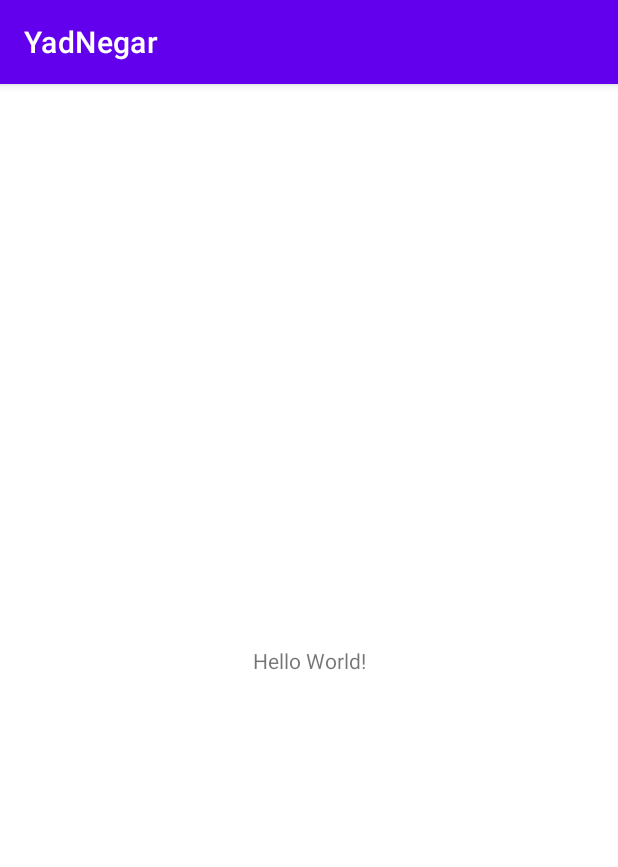
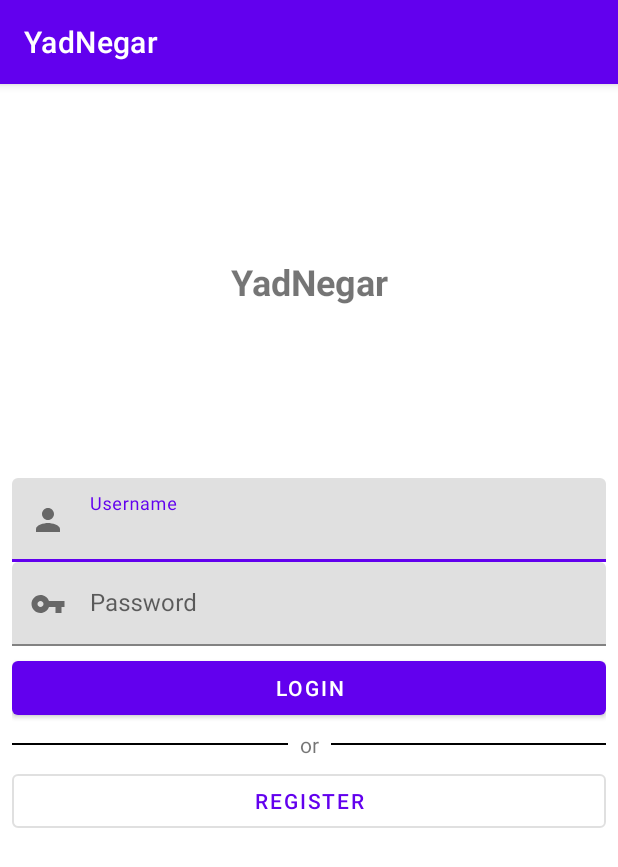
Before and after one commit to TahaJahani/YadNegar, an Android app: the screen it shows after launch (MainActivity), on a phone screen of 412 x 824 dp. Shown: the top 867 px of the screen. Run offline under Robolectric (Android 15) with nearby library versions, the phone set to English and light mode, and no system bars.

Commit message:
login fragment added

```diff
--- a/app/build.gradle
+++ b/app/build.gradle
@@ -33,6 +33,7 @@ dependencies {
     implementation 'androidx.appcompat:appcompat:1.2.0'
     implementation 'com.google.android.material:material:1.3.0'
     implementation 'androidx.constraintlayout:constraintlayout:2.0.4'
+    implementation 'androidx.legacy:legacy-support-v4:1.0.0'
     testImplementation 'junit:junit:4.+'
     androidTestImplementation 'androidx.test.ext:junit:1.1.2'
     androidTestImplementation 'androidx.test.espresso:espresso-core:3.3.0'
--- /dev/null
+++ b/app/src/main/java/ir/taha7900/yadnegar/LoginFragment.java
@@ -0,0 +1,68 @@
+package ir.taha7900.yadnegar;
+
+import android.content.Context;
+import android.os.Bundle;
+
+import androidx.annotation.NonNull;
+import androidx.fragment.app.Fragment;
+
+import android.view.LayoutInflater;
+import android.view.View;
+import android.view.ViewGroup;
+
+import com.google.android.material.button.MaterialButton;
+import com.google.android.material.textfield.TextInputEditText;
+
+public class LoginFragment extends Fragment implements View.OnClickListener {
+
+    private TextInputEditText usernameInput;
+    private TextInputEditText passwordInput;
+    private MaterialButton loginButton;
+    private MaterialButton registerButton;
+    private MainActivity context;
+
+    public LoginFragment() {
+        // Required empty public constructor
+    }
+
+    public static LoginFragment newInstance() {
+        return new LoginFragment();
+    }
+
+    @Override
+    public void onCreate(Bundle savedInstanceState) {
+        super.onCreate(savedInstanceState);
+    }
+
+    @Override
+    public View onCreateView(LayoutInflater inflater, ViewGroup container,
+                             Bundle savedInstanceState) {
+        View view = inflater.inflate(R.layout.fragment_login, container, false);
+        usernameInput = view.findViewById(R.id.usernameInput);
+        passwordInput = view.findViewById(R.id.passwordInput);
+        loginButton = view.findViewById(R.id.loginButton);
+        registerButton = view.findViewById(R.id.registerButton);
+        loginButton.setOnClickListener(this::loginClicked);
+        registerButton.setOnClickListener(this::registerClicked);
+        return view;
+    }
+
+    @Override
+    public void onAttach(@NonNull Context context) {
+        super.onAttach(context);
+        this.context = (MainActivity) context;
+    }
+
+    @Override
+    public void onClick(View view) {
+
+    }
+
+    public void registerClicked(View view) {
+
+    }
+
+    public void loginClicked(View view) {
+        //TODO: completed
+    }
+}
--- a/app/src/main/java/ir/taha7900/yadnegar/MainActivity.java
+++ b/app/src/main/java/ir/taha7900/yadnegar/MainActivity.java
@@ -3,12 +3,19 @@ package ir.taha7900.yadnegar;
 import androidx.appcompat.app.AppCompatActivity;
 
 import android.os.Bundle;
+import android.widget.FrameLayout;
 
 public class MainActivity extends AppCompatActivity {
+
+    private FrameLayout mainFrame;
 
     @Override
     protected void onCreate(Bundle savedInstanceState) {
         super.onCreate(savedInstanceState);
         setContentView(R.layout.activity_main);
+        mainFrame = findViewById(R.id.mainFrame);
+        getSupportFragmentManager().beginTransaction()
+                .add(R.id.mainFrame, LoginFragment.newInstance(), "loginFragment")
+                .addToBackStack("loginFragment").commit();
     }
 }
--- /dev/null
+++ b/app/src/main/java/ir/taha7900/yadnegar/Models/Memory.java
@@ -0,0 +1,9 @@
+package ir.taha7900.yadnegar.Models;
+
+public class Memory {
+    private long id;
+    private long userId;
+    private String title;
+    private String content;
+
+}
--- /dev/null
+++ b/app/src/main/java/ir/taha7900/yadnegar/Models/Tag.java
@@ -0,0 +1,4 @@
+package ir.taha7900.yadnegar.Models;
+
+public class Tag {
+}
--- /dev/null
+++ b/app/src/main/java/ir/taha7900/yadnegar/Models/User.java
@@ -0,0 +1,23 @@
+package ir.taha7900.yadnegar.Models;
+
+import java.util.Date;
+
+public class User {
+
+    private static User currentUser;
+
+    private long id;
+    private String name;
+    private String username;
+    private Date birthDate;
+    private String phoneNumber;
+
+
+    public static User getCurrentUser() {
+        return currentUser;
+    }
+
+    public static void setCurrentUser(User currentUser) {
+        User.currentUser = currentUser;
+    }
+}
--- /dev/null
+++ b/app/src/main/res/drawable/ic_baseline_person_24.xml
@@ -0,0 +1,10 @@
+<vector xmlns:android="http://schemas.android.com/apk/res/android"
+    android:width="24dp"
+    android:height="24dp"
+    android:viewportWidth="24"
+    android:viewportHeight="24"
+    android:tint="?attr/colorControlNormal">
+  <path
+      android:fillColor="@android:color/white"
+      android:pathData="M12,12c2.21,0 4,-1.79 4,-4s-1.79,-4 -4,-4 -4,1.79 -4,4 1.79,4 4,4zM12,14c-2.67,0 -8,1.34 -8,4v2h16v-2c0,-2.66 -5.33,-4 -8,-4z"/>
+</vector>
--- /dev/null
+++ b/app/src/main/res/drawable/ic_baseline_vpn_key_24.xml
@@ -0,0 +1,10 @@
+<vector xmlns:android="http://schemas.android.com/apk/res/android"
+    android:width="24dp"
+    android:height="24dp"
+    android:viewportWidth="24"
+    android:viewportHeight="24"
+    android:tint="?attr/colorControlNormal">
+  <path
+      android:fillColor="@android:color/white"
+      android:pathData="M12.65,10C11.83,7.67 9.61,6 7,6c-3.31,0 -6,2.69 -6,6s2.69,6 6,6c2.61,0 4.83,-1.67 5.65,-4H17v4h4v-4h2v-4H12.65zM7,14c-1.1,0 -2,-0.9 -2,-2s0.9,-2 2,-2 2,0.9 2,2 -0.9,2 -2,2z"/>
+</vector>
--- a/app/src/main/res/layout/activity_main.xml
+++ b/app/src/main/res/layout/activity_main.xml
@@ -1,18 +1,10 @@
 <?xml version="1.0" encoding="utf-8"?>
-<androidx.constraintlayout.widget.ConstraintLayout xmlns:android="http://schemas.android.com/apk/res/android"
+<FrameLayout xmlns:android="http://schemas.android.com/apk/res/android"
     xmlns:app="http://schemas.android.com/apk/res-auto"
     xmlns:tools="http://schemas.android.com/tools"
+    android:id="@+id/mainFrame"
     android:layout_width="match_parent"
     android:layout_height="match_parent"
     tools:context=".MainActivity">
 
-    <TextView
-        android:layout_width="wrap_content"
-        android:layout_height="wrap_content"
-        android:text="Hello World!"
-        app:layout_constraintBottom_toBottomOf="parent"
-        app:layout_constraintLeft_toLeftOf="parent"
-        app:layout_constraintRight_toRightOf="parent"
-        app:layout_constraintTop_toTopOf="parent" />
-
-</androidx.constraintlayout.widget.ConstraintLayout>
+</FrameLayout>
--- /dev/null
+++ b/app/src/main/res/layout/fragment_login.xml
@@ -0,0 +1,102 @@
+<?xml version="1.0" encoding="utf-8"?>
+<androidx.constraintlayout.widget.ConstraintLayout xmlns:android="http://schemas.android.com/apk/res/android"
+    xmlns:app="http://schemas.android.com/apk/res-auto"
+    xmlns:tools="http://schemas.android.com/tools"
+    android:layout_width="match_parent"
+    android:layout_height="match_parent"
+    tools:context=".LoginFragment">
+
+    <TextView
+        android:layout_width="wrap_content"
+        android:layout_height="wrap_content"
+        android:layout_gravity="center"
+        android:text="YadNegar"
+        android:textSize="24sp"
+        android:textStyle="bold"
+        app:layout_constraintBottom_toTopOf="@+id/linearLayout"
+        app:layout_constraintEnd_toEndOf="parent"
+        app:layout_constraintStart_toStartOf="parent"
+        app:layout_constraintTop_toTopOf="parent" />
+
+    <LinearLayout
+        android:id="@+id/linearLayout"
+        android:layout_width="match_parent"
+        android:layout_height="wrap_content"
+        android:layout_marginHorizontal="8dp"
+        android:orientation="vertical"
+        app:layout_constraintBottom_toBottomOf="parent"
+        app:layout_constraintTop_toTopOf="parent"
+        tools:layout_editor_absoluteX="8dp">
+
+
+        <com.google.android.material.textfield.TextInputLayout
+            style="@style/Widget.MaterialComponents.TextInputLayout.FilledBox"
+            android:layout_width="match_parent"
+            android:layout_height="wrap_content"
+            app:startIconDrawable="@drawable/ic_baseline_person_24">
+
+            <com.google.android.material.textfield.TextInputEditText
+                android:id="@+id/usernameInput"
+                android:layout_width="match_parent"
+                android:layout_height="wrap_content"
+                android:hint="@string/username" />
+        </com.google.android.material.textfield.TextInputLayout>
+
+        <com.google.android.material.textfield.TextInputLayout
+            style="@style/Widget.MaterialComponents.TextInputLayout.FilledBox"
+            android:layout_width="match_parent"
+            android:layout_height="wrap_content"
+            app:startIconDrawable="@drawable/ic_baseline_vpn_key_24">
+
+            <com.google.android.material.textfield.TextInputEditText
+                android:id="@+id/passwordInput"
+                android:layout_width="match_parent"
+                android:layout_height="wrap_content"
+                android:hint="@string/password"
+                android:inputType="textPassword" />
+        </com.google.android.material.textfield.TextInputLayout>
+
+        <com.google.android.material.button.MaterialButton
+            android:id="@+id/loginButton"
+            android:layout_width="match_parent"
+            android:layout_height="wrap_content"
+            android:layout_marginVertical="4dp"
+            android:text="@string/login" />
+
+        <LinearLayout
+            android:layout_width="wrap_content"
+            android:layout_height="wrap_content"
+            android:orientation="horizontal">
+
+            <View
+                android:layout_width="0dp"
+                android:layout_height="1dp"
+                android:layout_gravity="center"
+                android:layout_marginRight="8dp"
+                android:layout_weight="1"
+                android:background="@color/black" />
+
+            <TextView
+                android:layout_width="wrap_content"
+                android:layout_height="wrap_content"
+                android:text="@string/or" />
+
+            <View
+                android:layout_width="0dp"
+                android:layout_height="1dp"
+                android:layout_gravity="center"
+                android:layout_marginLeft="8dp"
+                android:layout_weight="1"
+                android:background="@color/black" />
+        </LinearLayout>
+
+        <com.google.android.material.button.MaterialButton
+            android:id="@+id/registerButton"
+            style="@style/Widget.MaterialComponents.Button.OutlinedButton"
+            android:layout_width="match_parent"
+            android:layout_height="wrap_content"
+            android:layout_marginVertical="4dp"
+            android:text="@string/register" />
+    </LinearLayout>
+
+</androidx.constraintlayout.widget.ConstraintLayout>
--- a/app/src/main/res/values/colors.xml
+++ b/app/src/main/res/values/colors.xml
@@ -2,6 +2,7 @@
 <resources>
     <color name="purple_200">#FFBB86FC</color>
     <color name="purple_500">#FF6200EE</color>
+    <color name="purple_500_light">#C9B4E6</color>
     <color name="purple_700">#FF3700B3</color>
     <color name="teal_200">#FF03DAC5</color>
     <color name="teal_700">#FF018786</color>
--- a/app/src/main/res/values/strings.xml
+++ b/app/src/main/res/values/strings.xml
@@ -1,3 +1,10 @@
 <resources>
     <string name="app_name">YadNegar</string>
+    <string name="username">Username</string>
+    <string name="password">Password</string>
+    <string name="login">Login</string>
+    <string name="or">or</string>
+    <string name="register">Register</string>
+    <!-- TODO: Remove or change this placeholder text -->
+    <string name="hello_blank_fragment">Hello blank fragment</string>
 </resources>
```
